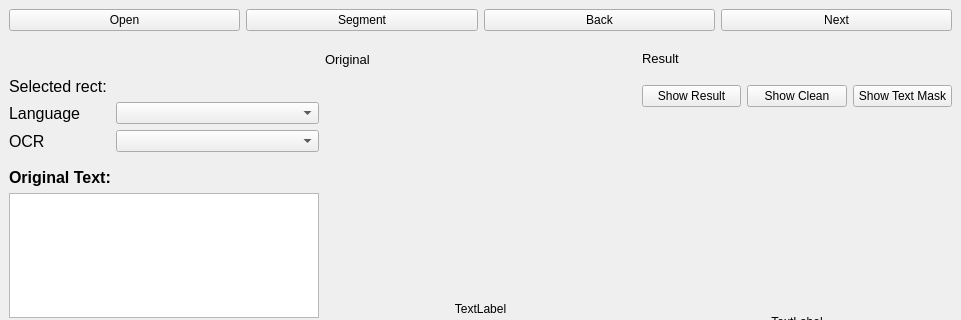
This is qt/ui.ui in Superfloh/manga-translator as Qt 5 draws it before an edit; both pictures show x 0 to 961 and y 0 to 320 of the 961 by 540 pixel window. The edited form follows.
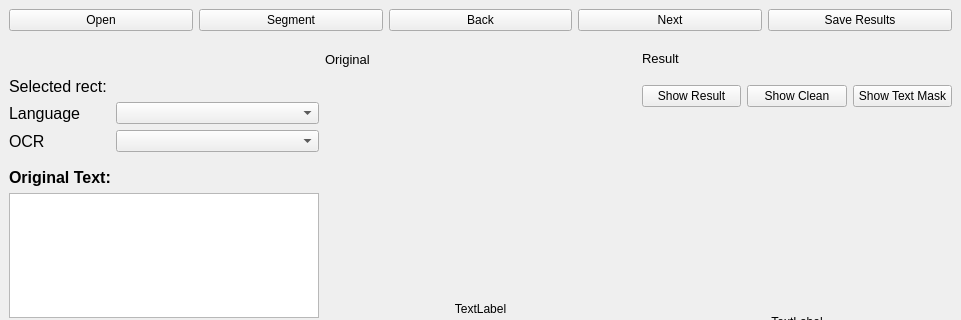
This is the edited form.

Patch:
```diff
--- a/qt/ui.ui
+++ b/qt/ui.ui
@@ -22,7 +22,7 @@
    </property>
    <layout class="QVBoxLayout" name="verticalLayout_4" stretch="1,7">
     <item>
-     <layout class="QHBoxLayout" name="horizontalLayout_2" stretch="0,0,0,0">
+     <layout class="QHBoxLayout" name="horizontalLayout_2" stretch="0,0,0,0,0">
       <item>
        <widget class="QPushButton" name="load_images_button">
         <property name="text">
@@ -51,6 +51,13 @@
         </property>
        </widget>
       </item>
+      <item>
+       <widget class="QPushButton" name="save_button">
+        <property name="text">
+         <string>Save Results</string>
+        </property>
+       </widget>
+      </item>
      </layout>
     </item>
     <item>
```
